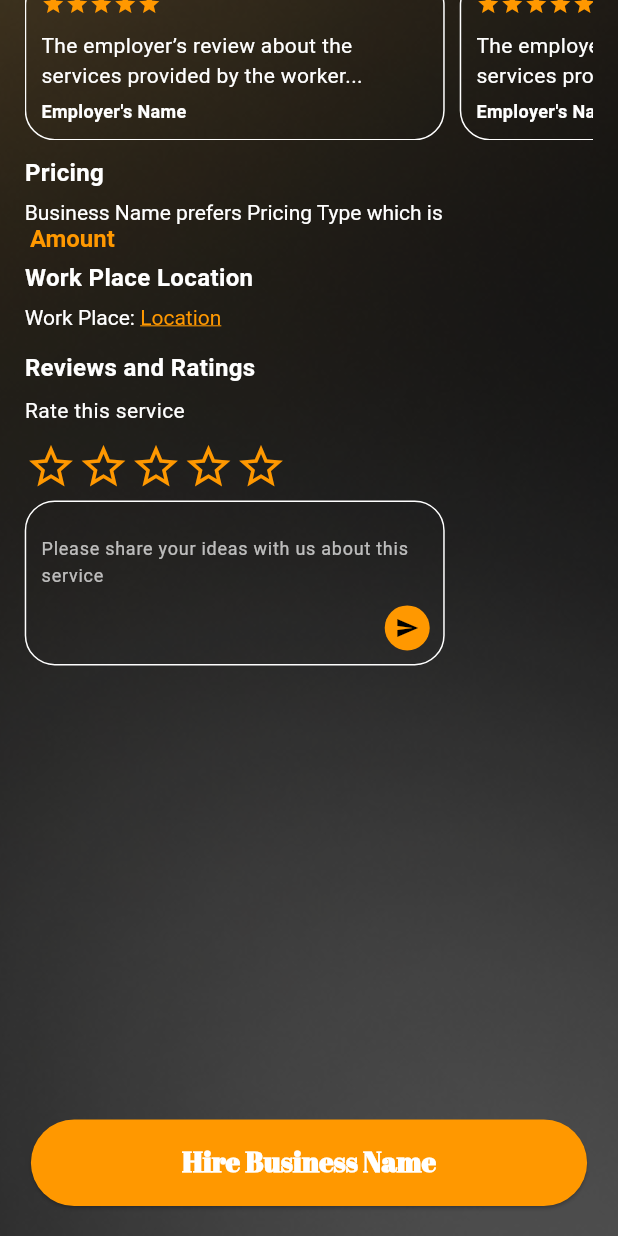
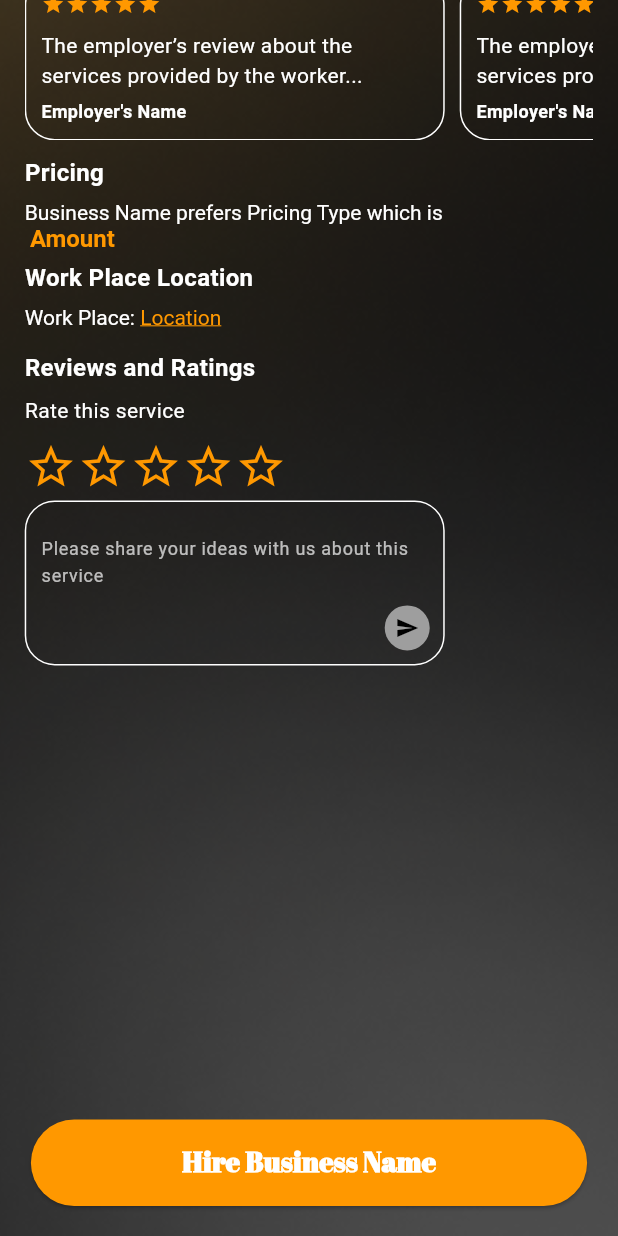
Before and after one commit to Alvin11David/HELPER-APP, a Flutter app: the screen it shows after launch, scrolled down 576 dp, on a phone screen of 412 x 824 dp. Run offline on Flutter 3.47's test engine with Material 3 defaults, Android fonts, the phone set to English and light mode, and no system bars; our stand-ins replace camera, firebase_core; missing offline and left inert: google_ml_kit, google_mlkit_face_detection; accounts and stored records are empty.

Commit message:
Working on th eworkers detail screen

```diff
--- a/helper/lib/Worker Dashboard/Worker_Details_Screen.dart
+++ b/helper/lib/Worker Dashboard/Worker_Details_Screen.dart
@@ -454,17 +454,20 @@ class _WorkerDetailsScreenState extends State<WorkerDetailsScreen> {
                   Positioned(
                     top: h * 0.4 + 650,
                     left: w * 0.04 + 240,
+                    child: GestureDetector(
+                      onTap: _commentController.text.isNotEmpty ? () { /* Send comment */ } : null,
                       child: Container(
                         width: 30,
                         height: 30,
-                      decoration: const BoxDecoration(
-                        color: Colors.orange,
+                        decoration: BoxDecoration(
+                          color: _commentController.text.isNotEmpty ? Colors.orange : Colors.grey,
                           shape: BoxShape.circle,
                         ),
                         child: const Icon(
                           Icons.send,
                           color: Colors.black,
                           size: 16,
+                        ),
                       ),
                     ),
                   ),
```
Lines whose indentation alone changed are shown as unchanged.
